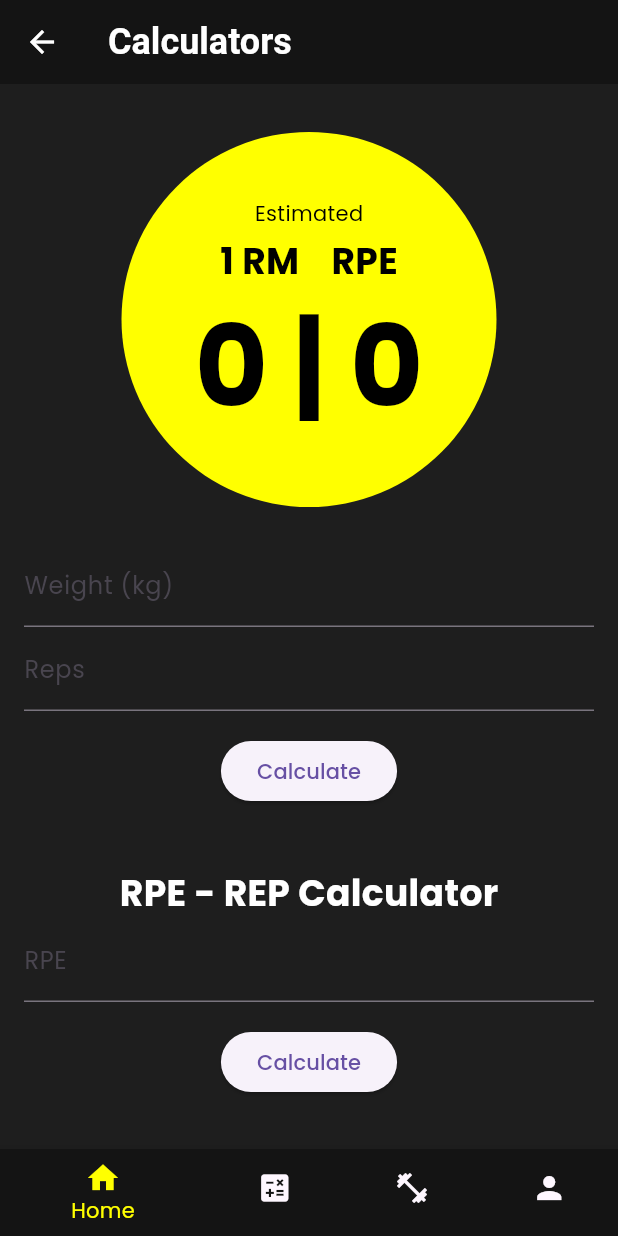
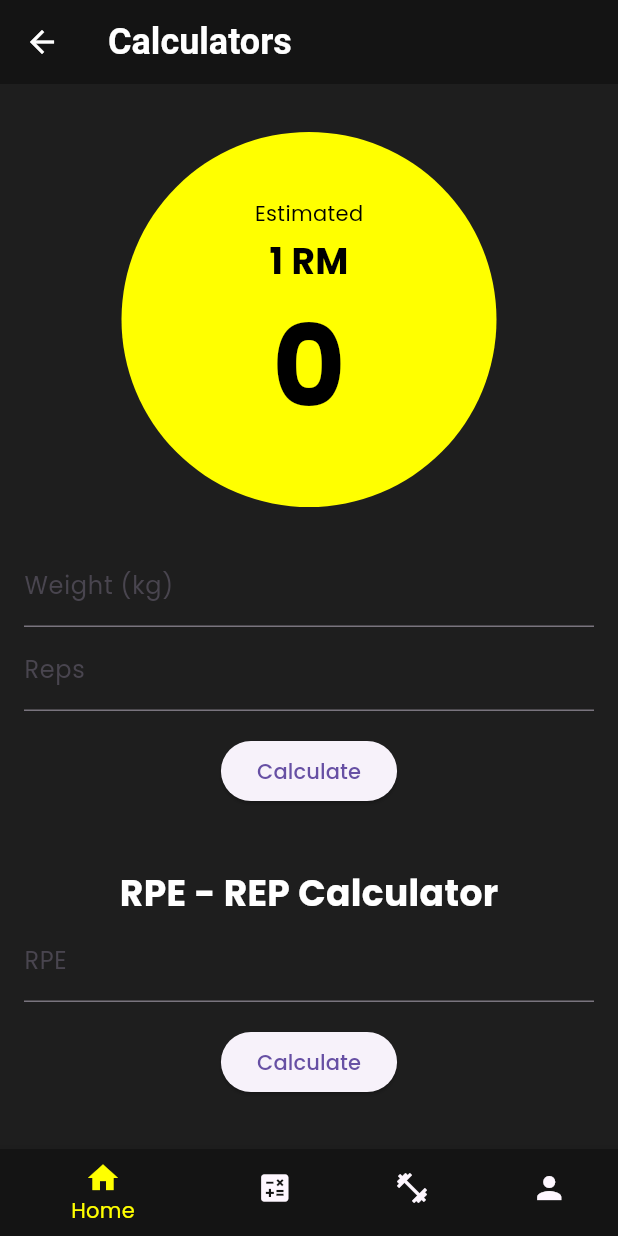
Before and after one commit to Zakerous76/myFitWizz, a Flutter app: the CalculatorsView screen opened by its route, on a phone screen of 412 x 824 dp. Run offline on Flutter 3.47's test engine with Material 3 defaults, Android fonts, the light colour scheme and no system bars; our stand-ins replace cloud_firestore, firebase_auth, firebase_core, youtube_player_flutter; accounts and stored records are empty.

Commit message:
fixed calculator

```diff
--- a/lib/views/calculators/calculators_view.dart
+++ b/lib/views/calculators/calculators_view.dart
@@ -68,7 +68,7 @@ class _CalculatorsViewState extends State<CalculatorsView> {
                       ),
                     ),
                     const Text(
-                      '1 RM    RPE',
+                      '1 RM',
                       style: TextStyle(
                         fontSize: 24,
                         fontWeight: FontWeight.bold,
@@ -76,7 +76,7 @@ class _CalculatorsViewState extends State<CalculatorsView> {
                       ),
                     ),
                     Text(
-                      '${_oneRepMax?.toStringAsFixed(1) ?? '0'} | ${_rpeController.text.isNotEmpty ? _rpeController.text : '0'}',
+                      _oneRepMax?.toStringAsFixed(1) ?? '0',
                       style: const TextStyle(
                         fontSize: calculatorsFontSizeVar * 1.5,
                         fontWeight: FontWeight.bold,
```
